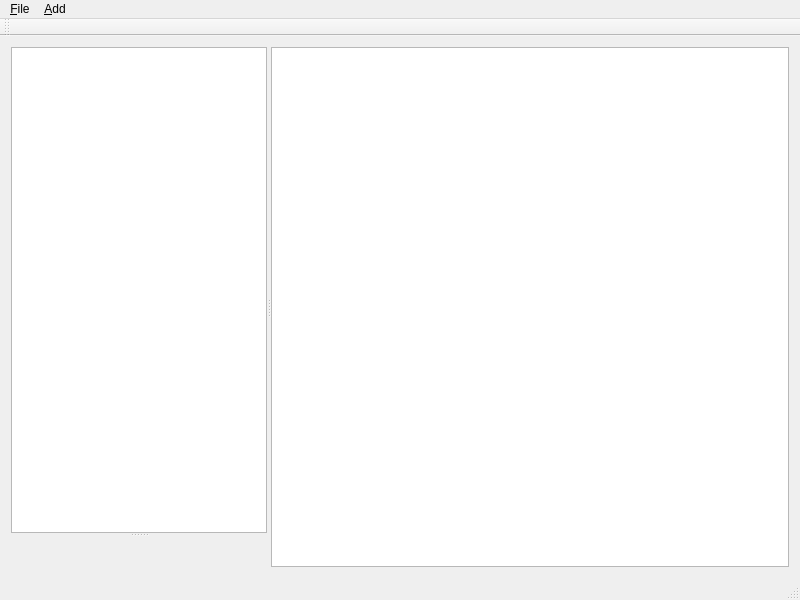
The window that mainwindow.ui (rolker/camp) describes before a commit, drawn with Qt 5.
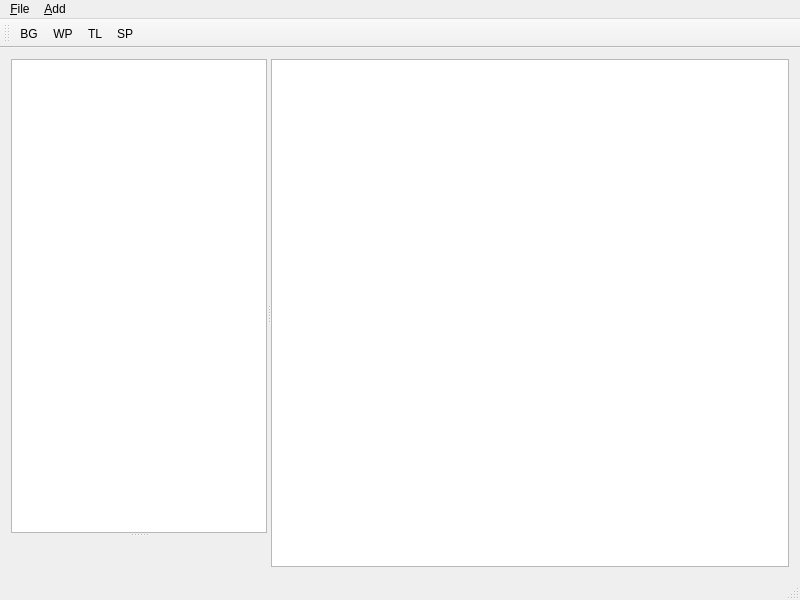
The same window after the commit. Custom widgets are drawn as their Qt base class.

Commit message: Added toolbar buttons with text initials as "icons".

```diff
--- a/mainwindow.ui
+++ b/mainwindow.ui
@@ -97,6 +97,10 @@
    <attribute name="toolBarBreak">
     <bool>false</bool>
    </attribute>
+   <addaction name="actionOpen_Background"/>
+   <addaction name="action_Waypoint"/>
+   <addaction name="action_Trackline"/>
+   <addaction name="actionSurvey_Pattern"/>
   </widget>
   <widget class="QStatusBar" name="statusBar"/>
   <action name="action_Open">
@@ -108,11 +112,17 @@
    <property name="text">
     <string>&amp;Waypoint</string>
    </property>
+   <property name="iconText">
+    <string>WP</string>
+   </property>
   </action>
   <action name="action_Trackline">
    <property name="text">
     <string>&amp;Trackline</string>
    </property>
+   <property name="iconText">
+    <string>TL</string>
+   </property>
   </action>
   <action name="actionSave">
    <property name="text">
@@ -128,11 +138,17 @@
    <property name="text">
     <string>Open &amp;Background</string>
    </property>
+   <property name="iconText">
+    <string>BG</string>
+   </property>
   </action>
   <action name="actionSurvey_Pattern">
    <property name="text">
     <string>&amp;Survey Pattern</string>
    </property>
+   <property name="iconText">
+    <string>SP</string>
+   </property>
   </action>
  </widget>
  <layoutdefault spacing="6" margin="11"/>
```
The commit also changes 1 other file.
